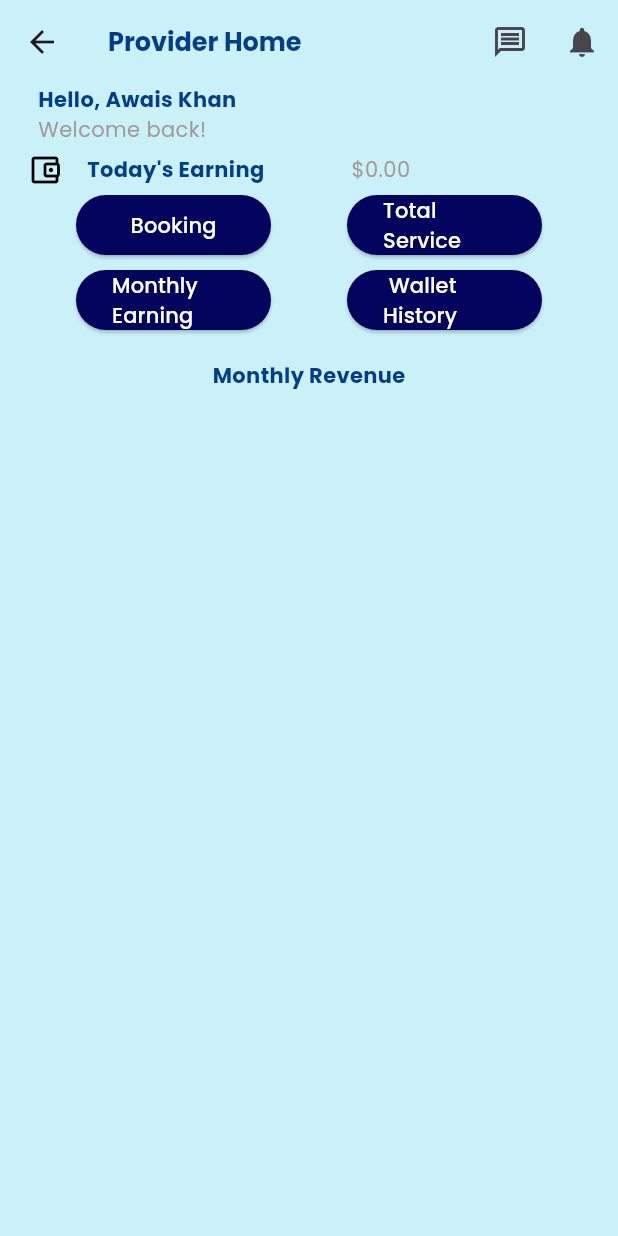
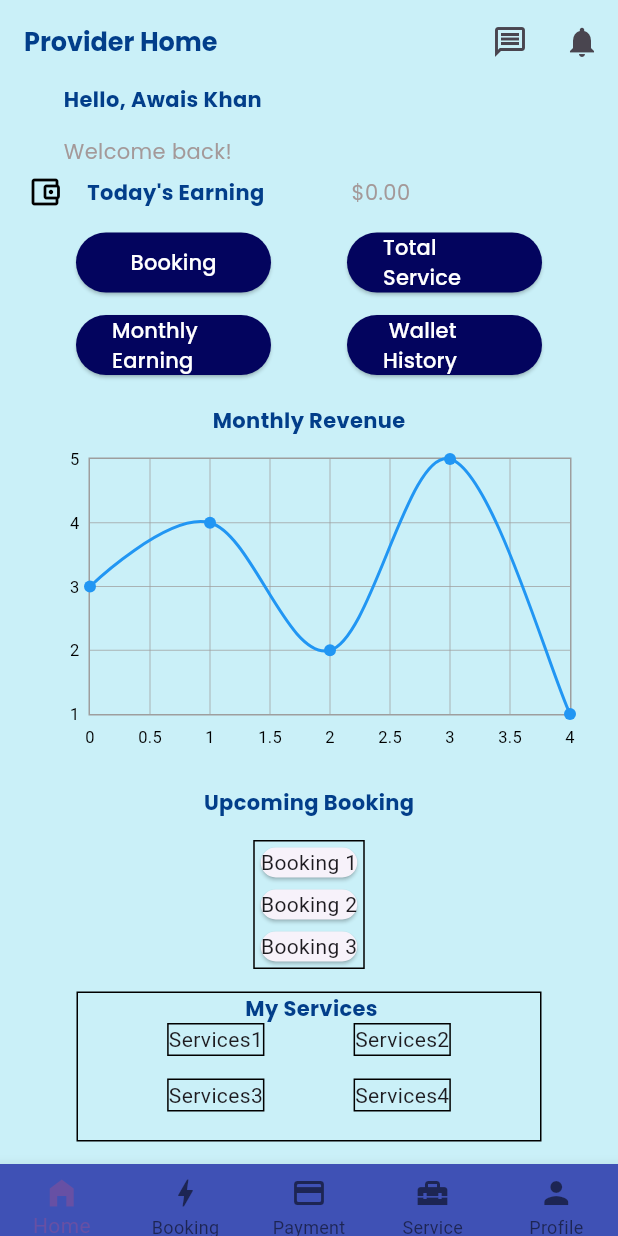
Before and after one commit to MuhamadAwaisKhan/Servtol-fyp, a Flutter app: the providermainlayout screen opened directly, on a phone screen of 412 x 824 dp. Run offline on Flutter 3.47's test engine with Material 3 defaults, Android fonts, the phone set to English and light mode, and no system bars; drawn by our look-alikes of fl_chart; our stand-ins replace cloud_firestore, firebase_auth, firebase_core, google_sign_in, intl_phone_number_input and 1 more; missing offline and left inert: dart:ffi; accounts and stored records are empty.

Commit message:
Navigation

```diff
--- a/lib/main.dart
+++ b/lib/main.dart
@@ -19,6 +19,6 @@ void main() async {
   runApp(MaterialApp(
     debugShowCheckedModeBanner: false,
 
-    home: mainlogin(),
+    home: providermainlayout(),
   ));
 }
--- a/lib/providermain.dart
+++ b/lib/providermain.dart
@@ -1,6 +1,7 @@
 import 'package:flutter/material.dart';
 import 'package:servtol/util/AppColors.dart';
 import 'package:servtol/util/uihelper.dart';
+import 'package:fl_chart/fl_chart.dart';
 
 class providermainlayout extends StatefulWidget {
   const providermainlayout({super.key});
@@ -10,8 +11,8 @@ class providermainlayout extends StatefulWidget {
 }
 
 class _providermainlayoutState extends State<providermainlayout> {
+  int myindex=0;
   @override
-
   Widget build(BuildContext context) {
     return Scaffold(
       appBar: AppBar(
@@ -43,13 +44,14 @@ class _providermainlayoutState extends State<providermainlayout> {
         ],
       ),
       backgroundColor: AppColors.background,
-      body: Column(
+      body: SingleChildScrollView(
+        child: Column(
 
             children: [
         Column(
         children: [
         Padding(
-                padding: const EdgeInsets.only(right: 229.0),
+        padding: const EdgeInsets.only(right: 195.0),
         child: Text(
           "Hello, Awais Khan",
           style: TextStyle(
@@ -60,8 +62,9 @@ class _providermainlayoutState extends State<providermainlayout> {
           ),
         ),
             ),
+            SizedBox(height: 15,),
             Padding(
-                padding: const EdgeInsets.only(right: 249.0),
+            padding: const EdgeInsets.only(right: 215.0),
             child: Text(
             "Welcome back!",
             style: TextStyle(
@@ -76,7 +79,6 @@ class _providermainlayoutState extends State<providermainlayout> {
             SizedBox(height: 5),
             Container(
             child: Row(
-
 
 
             children: [
@@ -110,7 +112,7 @@ class _providermainlayoutState extends State<providermainlayout> {
             ],
             ),
             ),
-          SizedBox(height: 5,),
+            SizedBox(height: 15,),
             Column(
             children: [
 
@@ -121,7 +123,7 @@ class _providermainlayoutState extends State<providermainlayout> {
             uihelper.CustomButton(() { }, "Total Service")
             ],
             ),
-                SizedBox(height: 10,),
+            SizedBox(height: 15,),
             Row(
             mainAxisAlignment: MainAxisAlignment.spaceEvenly,
             children: [
@@ -129,7 +131,6 @@ class _providermainlayoutState extends State<providermainlayout> {
             uihelper.CustomButton(() { }, " Wallet History")
             ],
             ),
-
 
 
             ],
@@ -141,8 +142,174 @@ class _providermainlayoutState extends State<providermainlayout> {
             fontWeight: FontWeight.bold,
             color: AppColors.heading,
             ),),
+            SizedBox(
+            height: 15,
+            ),
+            Center(
+            child: Container(
+
+            width: 350, // Adjust width as needed
+            height: 200, // Adjust height as needed
+            child: LineChart(
+            LineChartData(
+            gridData: FlGridData(
+            show: true,
+            ),
+            titlesData: FlTitlesData(
+            leftTitles: SideTitles(showTitles: true),
+            bottomTitles: SideTitles(showTitles: true),
+            ),
+            borderData: FlBorderData(
+            show: true,
+            border: Border.all(color: Colors.grey),
+            ),
+            lineBarsData: [
+            LineChartBarData(
+            spots: [
+            FlSpot(0, 3),
+            FlSpot(1, 4),
+            FlSpot(2, 2),
+            FlSpot(3, 5),
+            FlSpot(4, 1),
+            ],
+            isCurved: true,
+            colors: [Colors.blue],
+            barWidth: 2,
+            isStrokeCapRound: true,
+            belowBarData: BarAreaData(show: false),
+            ),
             ],
             ),
-    );
+            ),
+            ),
+            ),
+            SizedBox(height:20 ,),
+            Text("Upcoming Booking", style: TextStyle(
+            fontFamily: 'Poppins',
+            fontWeight: FontWeight.bold,
+            color: AppColors.heading,
+            ),),
+            SizedBox(height: 15,),
+            Container(
+        decoration: BoxDecoration(
+          border: Border.all(
+            color: Colors.black,
+            width: 1,
+          ),
+        ),
+            child: Column(
+            children: [
+            Card(child: Text("Booking 1")),
+            Card(child: Text("Booking 2")),
+            Card(child: Text("Booking 3")),
+            ]),
+            ),
+
+            SizedBox(height: 15,),
+            Container(
+              width: 310,
+              height: 100,
+            decoration: BoxDecoration(
+            border: Border.all(
+            color: Colors.black,
+            width: 1,
+            ),
+            ),
+            child: Column(
+            children: [
+            Text(" My Services", style: TextStyle(
+            fontFamily: 'Poppins',
+            fontWeight: FontWeight.bold,
+            color: AppColors.heading,)),
+        Row(
+          mainAxisAlignment: MainAxisAlignment.spaceEvenly,
+          children: [
+            Container(
+              decoration: BoxDecoration(
+                border: Border.all(
+                  color: Colors.black,
+                  width: 1,
+                ),
+              ),
+              child: Text("Services1"),
+            ),
+            Container(
+              decoration: BoxDecoration(
+                border: Border.all(
+                  color: Colors.black,
+                  width: 1,
+                ),
+              ),
+              child: Text("Services2"),
+            ),
+
+
+          ],),
+          SizedBox(height: 15,),
+        Row(
+          mainAxisAlignment: MainAxisAlignment.spaceEvenly,
+          children: [
+            Container(
+              decoration: BoxDecoration(
+                border: Border.all(
+                  color: Colors.black,
+                  width: 1,
+                ),
+              ),
+              child: Text("Services3"),
+            ),
+            Container(
+              decoration: BoxDecoration(
+                border: Border.all(
+                  color: Colors.black,
+                  width: 1,
+                ),
+              ),
+              child: Text("Services4"),
+            ),
+          ],)
+            ],
+            ),
+            ),
+        SizedBox(height: 15,),
+              BottomNavigationBar(
+                type: BottomNavigationBarType.fixed,
+                // showSelectedLabels: ,
+                  backgroundColor: Colors.indigo,
+                 // showUnselectedLabels:false ,
+                onTap: (index){
+                 setState(() {
+                   myindex=index;
+                 });
+                },
+                  currentIndex: myindex,
+                  items: [
+
+                BottomNavigationBarItem(icon: Icon(Icons.home_filled),
+                label: "Home",
+                backgroundColor: Colors.green,
+                ),
+                BottomNavigationBarItem(icon: Icon(Icons.bolt_outlined),
+                    label: "Booking",
+                backgroundColor: Colors.cyan,
+                ),
+                BottomNavigationBarItem(icon: Icon(Icons.payment_rounded),
+                    label: "Payment",
+                backgroundColor: Colors.lightGreenAccent,),
+                BottomNavigationBarItem(icon: Icon(Icons.home_repair_service),
+                    label: "Service",
+                backgroundColor: Colors.indigo,
+                ),
+                BottomNavigationBarItem(icon: Icon(Icons.person),
+                    label: "Profile",
+                backgroundColor: Colors.red,
+                ),
+
+              ])
+
+
+
+            ]),
+      ));
   }
 }
--- a/lib/testing file.dart
+++ b/lib/testing file.dart
@@ -9,6 +9,9 @@ class LineChartSample extends StatelessWidget {
         title: Text('Line Chart Example'),
       ),
       body: Center(
+        child: Container(
+          width: 300, // Adjust width as needed
+          height: 200, // Adjust height as needed
           child: LineChart(
             LineChartData(
               gridData: FlGridData(
@@ -33,7 +36,7 @@ class LineChartSample extends StatelessWidget {
                   ],
                   isCurved: true,
                   colors: [Colors.blue],
-                barWidth: 4,
+                  barWidth: 2,
                   isStrokeCapRound: true,
                   belowBarData: BarAreaData(show: false),
                 ),
@@ -41,6 +44,7 @@ class LineChartSample extends StatelessWidget {
             ),
           ),
         ),
+      ),
     );
   }
 }
```
Lines whose indentation alone changed are shown as unchanged.
